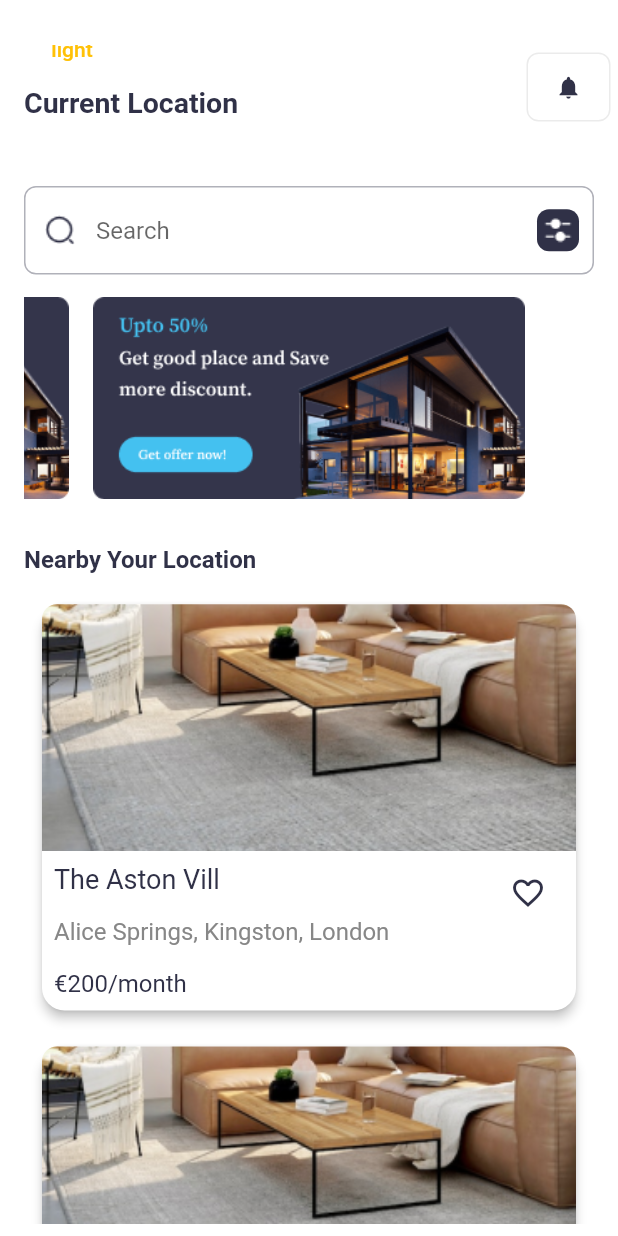
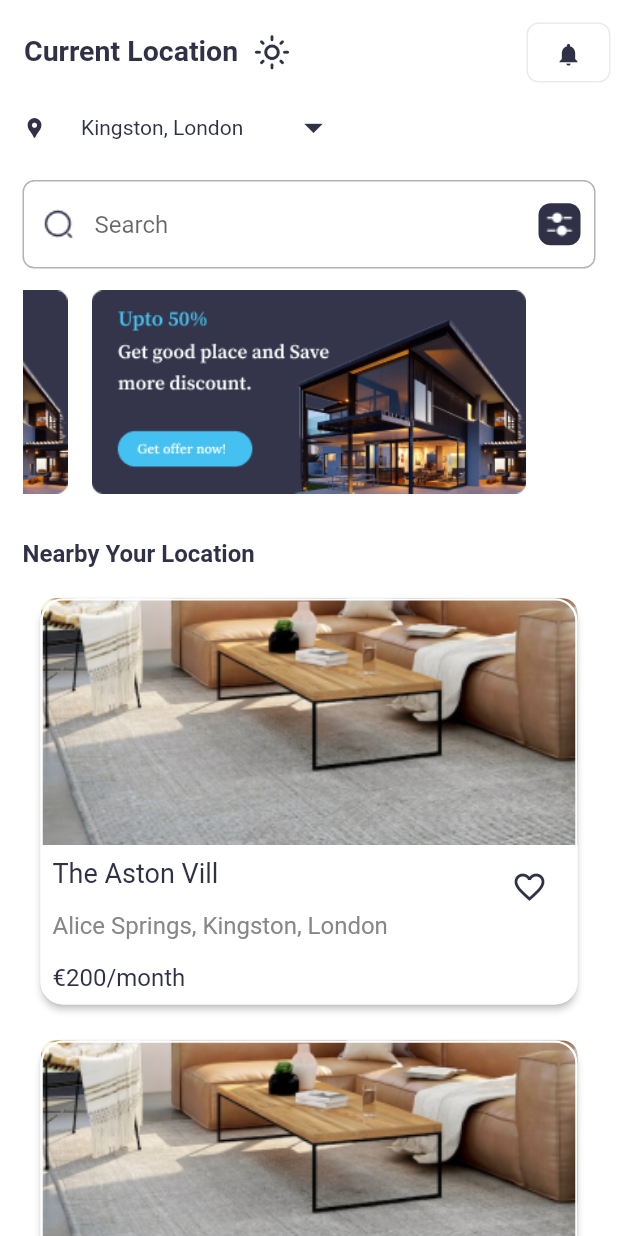
Before and after one commit to rishita-joshi/rentRoom, a Flutter app: the screen it shows after launch, on a phone screen of 412 x 824 dp. Run offline on Flutter 3.47's test engine with Material 2 defaults, Android fonts, the phone set to English and light mode, and no system bars; our stand-ins replace equatable, firebase_auth, flutter_bloc, flutter_spinkit, flutter_svg, google_sign_in and 4 more; missing offline and left inert: assorted_layout_widgets, flutter_paypal, http_auth, webview_flutter_android, webview_flutter_wkwebview; accounts and stored records are empty; Roboto replaces fonts that are missing (Poppins-Bold, Poppins-Regular, Poppins-SemiBold); project files that could hold a hidden picture were left out.

Commit message:
saved,recommendation screen theme and home screen dropdown and bug fix

```diff
--- a/lib/screens/bottom nav/home.dart
+++ b/lib/screens/bottom nav/home.dart
@@ -1,11 +1,9 @@
-import 'dart:ui';
 import 'package:flutter/material.dart';
 import 'package:flutter_bloc/flutter_bloc.dart';
 import 'package:rent_a_room/config/contents.dart';
 import 'package:rent_a_room/config/font_asset.dart';
-import 'package:rent_a_room/config/routes.dart';
-import 'package:rent_a_room/screens/details.dart';
 import 'package:rent_a_room/themes/ColorPalette.dart';
+
 import '../../bloc/theme_cubit.dart';
 
 class HomePage extends StatefulWidget {
@@ -54,66 +52,34 @@ class _HomePageState extends State<HomePage> {
   Widget build(BuildContext context) {
     return Scaffold(
       appBar: PreferredSize(
-        preferredSize: Size.fromHeight(100),
+        preferredSize: Size.fromHeight(60),
         child: Padding(
-          padding: const EdgeInsets.only(top: 30.0),
+          padding: const EdgeInsets.only(top: 10),
           child: AppBar(
             elevation: 0,
-            title: Padding(
-              padding: const EdgeInsets.only(top: 20.0),
-              child: Column(
+            title: Row(
               crossAxisAlignment: CrossAxisAlignment.start,
               children: [
-                  TextButton(
-                      onPressed: () {
-                        context.read<ThemeCubit>().switchTheme();
-                      },
-                      child: context.read<ThemeCubit>().state.themeMode ==
-                              ThemeMode.light
-                          ? Text(
-                              "light",
-                              style: TextStyle(color: Colors.amber),
-                            )
-                          : Text(
-                              "dark",
-                              style: TextStyle(color: Colors.amber),
-                            )),
                 Text(
                   'Current Location',
                   style: FontStyles.textStyleBold(
                       color: Theme.of(context).colorScheme.primary),
                 ),
-                  Row(
-                    children: [
-                      Icon(
-                        Icons.location_pin,
+                SizedBox(width: 10),
+                GestureDetector(
+                  onTap: () {
+                    context.read<ThemeCubit>().switchTheme();
+                  },
+                  child: Icon(
+                    context.read<ThemeCubit>().state.themeMode ==
+                            ThemeMode.light
+                        ? Icons.light_mode_outlined
+                        : Icons.dark_mode_outlined,
                     color: Theme.of(context).iconTheme.color,
-                        size: 16,
+                    size: 25,
                   ),
-                      DropdownButton(
-                        dropdownColor: Theme.of(context).colorScheme.error,
-                        //   style: TextStyle(color: ),
-                        value: _selectedLocation,
-                        items: _locations.map((location) {
-                          return DropdownMenuItem(
-                            value: location,
-                            child: Text(
-                              location,
-                              style: FontStyles.textStyleBold(
-                                  color: Theme.of(context).colorScheme.primary),
-                            ),
-                          );
-                        }).toList(),
-                        onChanged: (value) {
-                          setState(() {
-                            _selectedLocation = value.toString();
-                          });
-                        },
                 ),
               ],
-                  ),
-                ],
-              ),
             ),
             actions: [
               Container(
@@ -133,11 +99,12 @@ class _HomePageState extends State<HomePage> {
         ),
       ),
       body: Container(
-        padding: EdgeInsets.symmetric(horizontal: 16, vertical: 8),
+        padding: EdgeInsets.only(left: 15, right: 15),
         child: Column(
           crossAxisAlignment: CrossAxisAlignment.start,
           children: [
-            SizedBox(height: 16),
+            locationDropDownBtn(),
+            SizedBox(height: 10),
             TextField(
               decoration: InputDecoration(
                   prefixIcon: ImageIcon(
@@ -305,20 +272,62 @@ class _HomePageState extends State<HomePage> {
       ),
     );
   }
+
+  Widget locationDropDownBtn() {
+    return Row(
+      children: [
+        Icon(
+          Icons.location_pin,
+          color: Theme.of(context).iconTheme.color,
+          size: 16,
+        ),
+        SizedBox(width: 8),
+        Container(
+          height: 50,
+          width: 200,
+          padding: const EdgeInsets.only(right: 15, left: 15),
+          child: DropdownButtonHideUnderline(
+            child: DropdownButton(
+              isExpanded: true,
+              iconSize: 30,
+              menuMaxHeight: 150,
+              dropdownColor: Theme.of(context).brightness == Brightness.dark
+                  ? ColorPalette.darkGrayColor
+                  : ColorPalette.whiteColor,
+              isDense: true,
+              iconDisabledColor: Theme.of(context).colorScheme.primary,
+              iconEnabledColor: Theme.of(context).colorScheme.primary,
+              value: _selectedLocation,
+              onChanged: (value) async {
+                setState(() {
+                  _selectedLocation = value.toString();
+                });
+              },
+              items: _locations
+                  .map<DropdownMenuItem>(
+                    (e) => DropdownMenuItem(
+                      value: e,
+                      child: Padding(
+                        padding: EdgeInsets.zero,
+                        child: Text(
+                          e,
+                          style: TextStyle(
+                            color: Theme.of(context).colorScheme.primary,
+                            fontSize: 14,
+                          ),
+                        ),
+                      ),
+                    ),
+                  )
+                  .toList(),
+              style: TextStyle(
+                color: Theme.of(context).colorScheme.primary,
+                fontSize: 14,
+              ),
+            ),
+          ),
+        ),
+      ],
+    );
   }
-
-    // Container(
-    //   height: MediaQuery.of(context).size.height*0.35,
-    //   width: MediaQuery.of(context).size.width*0.2,
-    //   decoration: BoxDecoration(
-    //     borderRadius: BorderRadius.circular(10),
-    //     color: Theme.of(context).scaffoldBackgroundColor,
-    //     boxShadow: [
-    //       BoxShadow(
-    //        color: Colors.grey.withOpacity(0.5),
-    //         spreadRadius: 1,
-    //         blurRadius: 5,
-    //         offset: Offset(0, 3),
-    //       ),
-    //     ],
-    //   ),
+}
--- a/lib/themes/app_theme.dart
+++ b/lib/themes/app_theme.dart
@@ -28,9 +28,16 @@ abstract class AppTheme {
                 iconSize: MaterialStatePropertyAll(12))),
         cardTheme: CardTheme(
             color: ColorPalette.whiteColor,
-            elevation: 3,
+            elevation: 2,
+            // shape: RoundedRectangleBorder(
+            //   borderRadius: BorderRadius.circular(15),
+            // ),
             shape: RoundedRectangleBorder(
               borderRadius: BorderRadius.circular(15),
+              side: BorderSide(
+                width: 1.5,
+                color: ColorPalette.whiteColor,
+              ),
             )),
         buttonTheme: ButtonThemeData(
           buttonColor: ColorPalette.darkGrayColor,
@@ -70,7 +77,7 @@ abstract class AppTheme {
         iconTheme: IconThemeData(color: ColorPalette.whiteColor),
         cardTheme: CardTheme(
             color: ColorPalette.darkGrayColor,
-            elevation: 3,
+            elevation: 2,
             shape: RoundedRectangleBorder(
               borderRadius: BorderRadius.circular(15),
               side: BorderSide(
```
Also changed, not shown: lib/screens/recommendations.dart (+83 -52 lines), lib/screens/saved.dart (+85 -62 lines), lib/utils/design_utils.dart (+33 -0 lines). Lines whose indentation alone changed are shown as unchanged.
